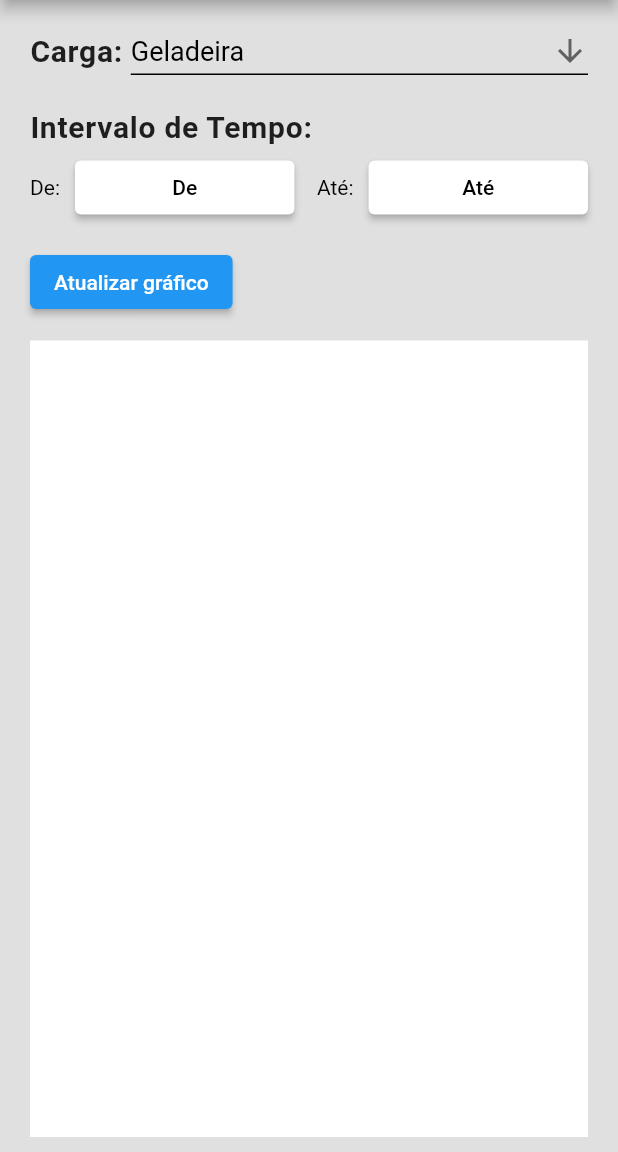
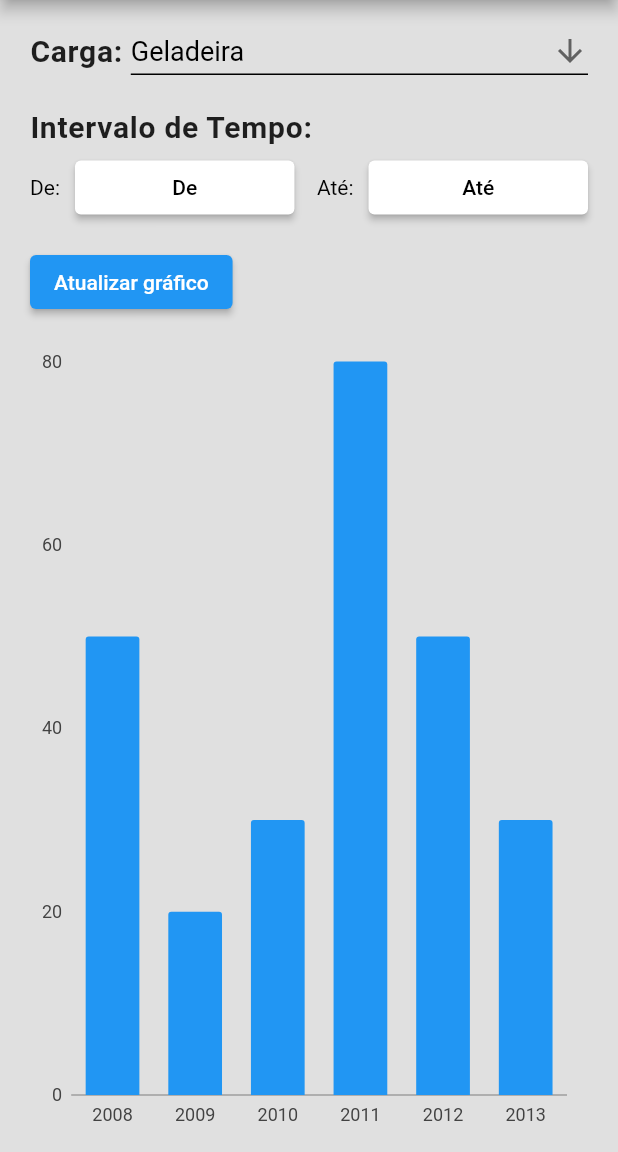
Before and after one commit to rafaprates/noseri_mobile_frontend, a Flutter app: the screen it shows after launch, on a phone screen of 412 x 824 dp, the part 84-1236 px from its top. Run offline on Flutter 3.47's test engine with Material 2 defaults, Android fonts, the phone set to English and light mode, and no system bars; our stand-ins replace charts_flutter; network calls fail.

Commit message:
kwh_series added

```diff
--- a/lib/screens/home_screen.dart
+++ b/lib/screens/home_screen.dart
@@ -1,16 +1,40 @@
 import 'package:flutter/material.dart';
 import 'package:noseri_app/custom_widgets/load_dropdown_button.dart';
+import 'package:noseri_app/subscriber_series.dart';
 import 'package:noseri_app/utilities/constants.dart';
 import 'package:noseri_app/custom_widgets/date_range_picker.dart';
 import 'package:noseri_app/services/networking.dart';
-import 'package:noseri_app/custom_widgets/chart.dart';
+import 'package:noseri_app/custom_widgets/kwh_chart.dart';
 import 'package:charts_flutter/flutter.dart';
+
+import 'package:noseri_app/subscriber_series.dart';
+import 'package:charts_flutter/flutter.dart' as charts;
+import 'package:noseri_app/subscriber_chart.dart';
+
 
 class HomeScreen extends StatelessWidget {
   NetworkHelper? networkHelper = NetworkHelper();
-  String? de;
-  String? para;
-  String? load;
+
+  final List<SubscriberSeries> data = [
+    SubscriberSeries(year: "2008",
+        subscribers: 50,
+        color: charts.ColorUtil.fromDartColor(Colors.blue)),
+    SubscriberSeries(year: "2009",
+        subscribers: 20,
+        color: charts.ColorUtil.fromDartColor(Colors.blue)),
+    SubscriberSeries(year: "2010",
+        subscribers: 30,
+        color: charts.ColorUtil.fromDartColor(Colors.blue)),
+    SubscriberSeries(year: "2011",
+        subscribers: 80,
+        color: charts.ColorUtil.fromDartColor(Colors.blue)),
+    SubscriberSeries(year: "2012",
+        subscribers: 50,
+        color: charts.ColorUtil.fromDartColor(Colors.blue)),
+    SubscriberSeries(year: "2013",
+        subscribers: 30,
+        color: charts.ColorUtil.fromDartColor(Colors.blue)),
+  ];
 
   @override
   Widget build(BuildContext context) {
@@ -42,9 +66,15 @@ class HomeScreen extends StatelessWidget {
             SizedBox(height: 5.0),
             DateRangePicker(networkHelper),
             SizedBox(height: 15.0),
-            ElevatedButton(onPressed: () {}, child: Text('Atualizar gráfico')),
+            ElevatedButton(
+                onPressed: () {
+                  print(
+                      '.../api/Usuario/kwh?load=${networkHelper?.load}&tsStart=${networkHelper?.from}&tsEnd=${networkHelper?.until}');
+                },
+                child: Text('Atualizar gráfico')),
             SizedBox(height: 15.0),
-            Expanded(child: Container(color: Colors.white)),
+            //Expanded(child:Container(decoration: BoxDecoration(border: Border.all()))),
+            Expanded(child: SubscriberChart(data: data)),
             //SimpleBarChart(animate: false),
           ],
         ),
--- a/lib/services/networking.dart
+++ b/lib/services/networking.dart
@@ -14,4 +14,5 @@ class NetworkHelper {
     return '$until';
   }
 
+
 }
--- /dev/null
+++ b/lib/subscriber_chart.dart
@@ -0,0 +1,25 @@
+import 'package:flutter/material.dart';
+import 'package:charts_flutter/flutter.dart' as charts;
+import 'package:noseri_app/subscriber_series.dart';
+
+class SubscriberChart extends StatelessWidget {
+  final List<SubscriberSeries> data;
+
+  SubscriberChart({required this.data});
+
+  @override
+  Widget build(BuildContext context) {
+
+    List<charts.Series<SubscriberSeries, String>> series = [
+      charts.Series(
+        id: "Kwh",
+        data: data,
+        domainFn: (SubscriberSeries series, _) => series.year,
+        measureFn: (SubscriberSeries series, _) => series.subscribers,
+        colorFn: (SubscriberSeries series, _) => series.color,
+      )
+    ];
+
+    return charts.BarChart(series, animate: true,);
+  }
+}
--- /dev/null
+++ b/lib/subscriber_series.dart
@@ -0,0 +1,14 @@
+import 'package:charts_flutter/flutter.dart' as charts;
+import 'package:flutter/foundation.dart';
+
+class SubscriberSeries {
+  final String year;
+  final int subscribers;
+  final charts.Color color;
+
+  SubscriberSeries({
+    required this.year,
+    required this.subscribers,
+    required this.color
+  });
+}
--- a/pubspec.yaml
+++ b/pubspec.yaml
@@ -15,10 +15,6 @@ dependencies:
   flutter:
     sdk: flutter
   charts_flutter: ^0.10.0
-
-
-  # The following adds the Cupertino Icons font to your application.
-  # Use with the CupertinoIcons class for iOS style icons.
   cupertino_icons: ^1.0.2
 
 dev_dependencies:
```
Also changed, not shown: lib/custom_widgets/kwh_chart.dart (added, +26 -0 lines), lib/services/kwh_series.dart (added, +15 -0 lines), lib/custom_widgets/chart.dart (deleted).
